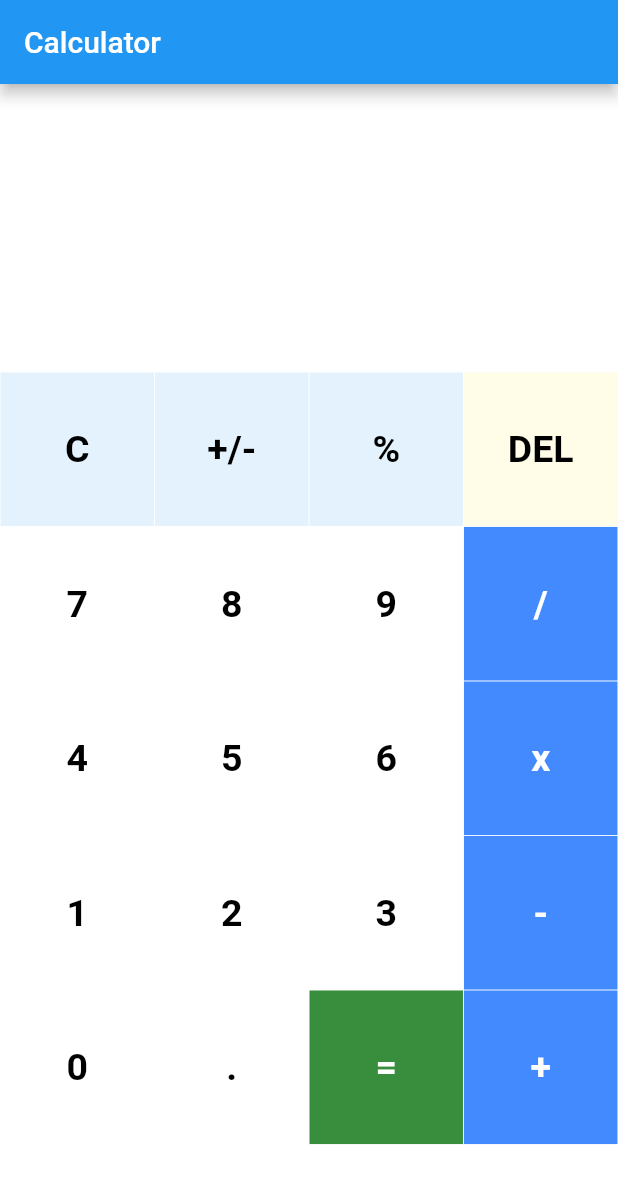
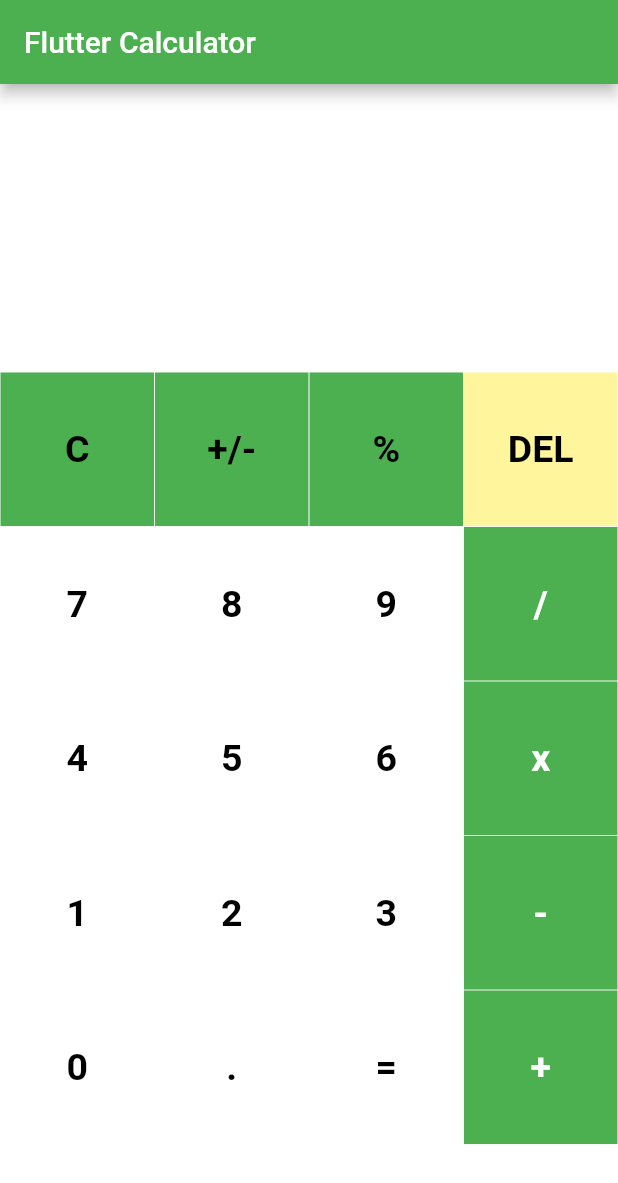
Before and after one commit to GenericStartup/Flutter-Calculator, a Flutter app: the screen it shows after launch, on a phone screen of 412 x 824 dp. Shown: the top 1183 px of the screen. Run offline on Flutter 3.47's test engine with Material 2 defaults, Android fonts, the phone set to English and light mode, and no system bars; our stand-ins replace math_expressions.

Commit message:
Updated Colors and some formatting

```diff
--- a/src/flutter_calculator/lib/main.dart
+++ b/src/flutter_calculator/lib/main.dart
@@ -52,7 +52,8 @@ class _HomePageState extends State<HomePage> {
   Widget build(BuildContext context) {
     return Scaffold(
       appBar: new AppBar(
-        title: new Text("Calculator"),
+        title: new Text("Flutter Calculator"),
+        backgroundColor: Colors.green,
       ), //AppBar
       backgroundColor: Colors.white38,
       body: Column(
@@ -102,7 +103,7 @@ class _HomePageState extends State<HomePage> {
                           });
                         },
                         buttonText: buttons[index],
-                        color: Colors.blue[50],
+                        color: Colors.green,
                         textColor: Colors.black,
                       );
                     }
@@ -111,7 +112,7 @@ class _HomePageState extends State<HomePage> {
                     else if (index == 1) {
                       return MyButton(
                         buttonText: buttons[index],
-                        color: Colors.blue[50],
+                        color: Colors.green,
                         textColor: Colors.black,
                       );
                     }
@@ -124,7 +125,7 @@ class _HomePageState extends State<HomePage> {
                           });
                         },
                         buttonText: buttons[index],
-                        color: Colors.blue[50],
+                        color: Colors.green,
                         textColor: Colors.black,
                       );
                     }
@@ -138,7 +139,7 @@ class _HomePageState extends State<HomePage> {
                           });
                         },
                         buttonText: buttons[index],
-                        color: Colors.yellow[50],
+                        color: Colors.yellow[200],
                         textColor: Colors.black,
                       );
                     }
@@ -151,8 +152,8 @@ class _HomePageState extends State<HomePage> {
                           });
                         },
                         buttonText: buttons[index],
-                        color: Colors.green[700],
-                        textColor: Colors.white,
+                        color: Colors.white,
+                        textColor: Colors.black,
                       );
                     }
 
@@ -166,7 +167,7 @@ class _HomePageState extends State<HomePage> {
                         },
                         buttonText: buttons[index],
                         color: isOperator(buttons[index])
-                            ? Colors.blueAccent
+                            ? Colors.green
                             : Colors.white,
                         textColor: isOperator(buttons[index])
                             ? Colors.white
```
